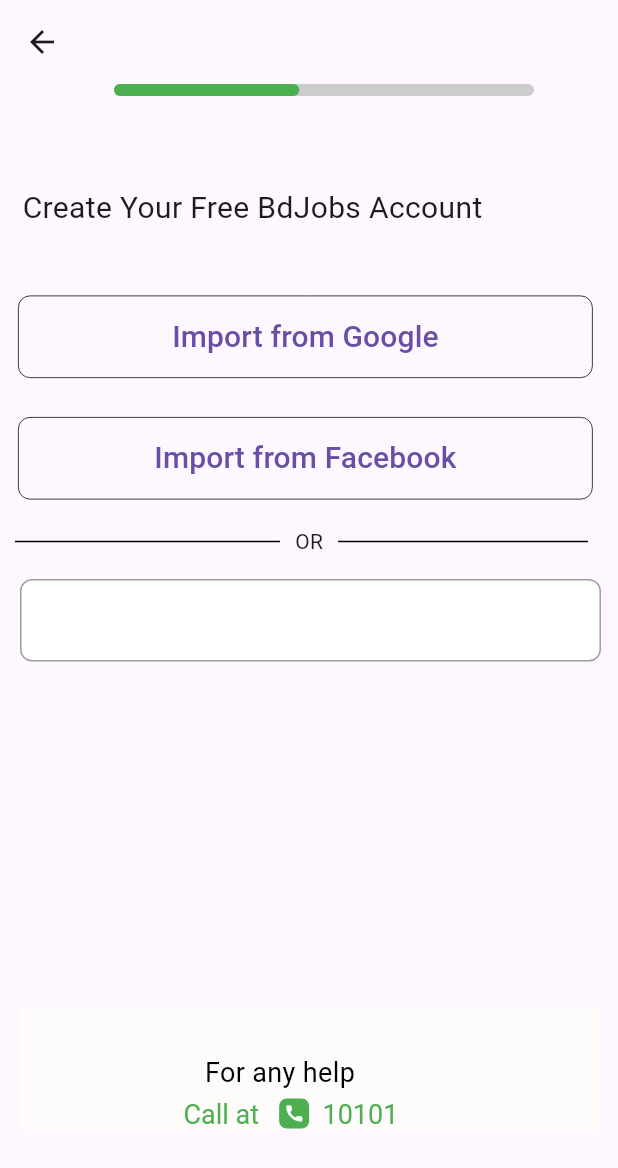
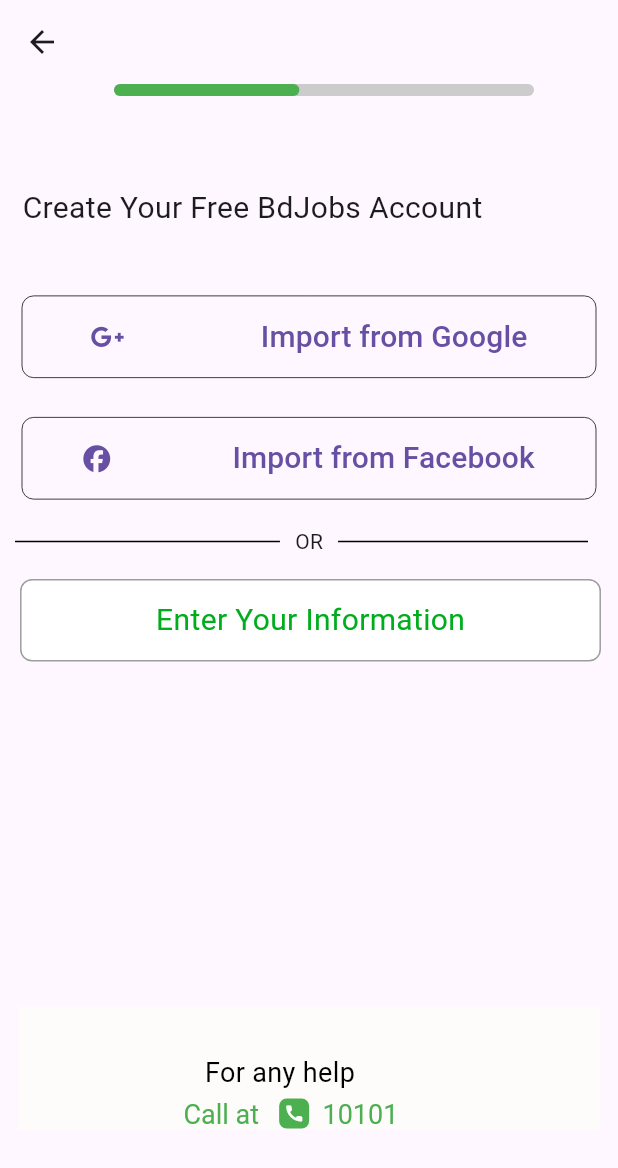
Before and after one commit to ArifHossain123/job_search, a Flutter app: the CreateAccount screen opened directly, after a tap on "Import from Google", on a phone screen of 412 x 824 dp. Shown: the top 1168 px of the screen. Run offline on Flutter 3.47's test engine with Material 3 defaults, Android fonts, the phone set to English and light mode, and no system bars; our stand-ins replace firebase_auth, firebase_core, font_awesome_flutter, google_sign_in; accounts and stored records are empty; network calls fail.

Commit message:
Create account

```diff
--- a/lib/create_account.dart
+++ b/lib/create_account.dart
@@ -1,5 +1,9 @@
 //import 'package:firebase_auth/firebase_auth.dart';
+import 'package:firebase_auth/firebase_auth.dart';
 import 'package:flutter/material.dart';
+import 'package:font_awesome_flutter/font_awesome_flutter.dart';
+import 'package:google_sign_in/google_sign_in.dart';
+import 'package:job_search/enter_information.dart';
 //import 'package:sign_in_button/sign_in_button.dart';
 
 class CreateAccount extends StatefulWidget {
@@ -11,6 +15,7 @@ class CreateAccount extends StatefulWidget {
 
 class _CreateAccountState extends State<CreateAccount> {
   Color _containerColor = Colors.white;
+  User? user;
   @override
   Widget build(BuildContext context) {
     final double height = MediaQuery.of(context).size.height;
@@ -56,7 +61,9 @@ class _CreateAccountState extends State<CreateAccount> {
                       ),
                     ],
                   ),
-                  const SizedBox(height: 45,),
+                  const SizedBox(
+                    height: 45,
+                  ),
                   const Padding(
                     padding: EdgeInsets.only(
                       left: 15,
@@ -82,8 +89,51 @@ class _CreateAccountState extends State<CreateAccount> {
                     children: [
                       Column(
                         children: [
-                          Row(
+                          TextButton(
+                            onPressed: () async {
+                              print('Button clicked');
+
+                              await signInWithGoogle().then((value) {
+                                setState(() {
+                                  user = value.user;
+                                });
+
+                                print(user!.displayName);
+                                print(user!.email);
+                              });
+                            },
+                            child: Container(
+                              height: 55,
+                              width: width * 0.93,
+                              decoration: BoxDecoration(
+                                borderRadius: BorderRadius.circular(
+                                  8,
+                                ),
+                                border: Border.all(
+                                  width: 0.5,
+                                  color: Colors.black,
+                                ),
+                              ),
+                              child: const Center(
+                                child: Row(
+                                  mainAxisAlignment:
+                                      MainAxisAlignment.spaceAround,
                                   children: [
+                                    FaIcon(FontAwesomeIcons.googlePlusG),
+                                    Text(
+                                      'Import from Google',
+                                      style: TextStyle(
+                                        fontSize: 20,
+                                      ),
+                                    ),
+                                  ],
+                                ),
+                              ),
+                            ),
+                          ),
+                          const SizedBox(
+                            height: 10,
+                          ),
                           TextButton(
                             onPressed: () {},
                             child: Container(
@@ -99,47 +149,21 @@ class _CreateAccountState extends State<CreateAccount> {
                                 ),
                               ),
                               child: const Center(
-                                    child: Text(
-                                      'Import from Google',
-                                      style: TextStyle(
-                                        fontSize: 20,
-                                      ),
-                                    ),
-                                  ),
-                                ),
-                              ),
-                            ],
-                          ),
-                          const SizedBox(
-                            height: 10,
-                          ),
-                          Row(
+                                child: Row(
+                                  mainAxisAlignment:
+                                      MainAxisAlignment.spaceAround,
                                   children: [
-                              TextButton(
-                                onPressed: () {},
-                                child: Container(
-                                  height: 55,
-                                  width: width * 0.93,
-                                  decoration: BoxDecoration(
-                                    borderRadius: BorderRadius.circular(
-                                      8,
-                                    ),
-                                    border: Border.all(
-                                      width: 0.5,
-                                      color: Colors.black,
-                                    ),
-                                  ),
-                                  child: const Center(
-                                    child: Text(
+                                    FaIcon(FontAwesomeIcons.facebook),
+                                    Text(
                                       'Import from Facebook',
                                       style: TextStyle(
                                         fontSize: 20,
                                       ),
                                     ),
+                                  ],
                                 ),
                               ),
                             ),
-                            ],
                           ),
                           //divider
                           Row(
@@ -180,8 +204,17 @@ class _CreateAccountState extends State<CreateAccount> {
                             padding: const EdgeInsets.only(left: 2),
                             child: InkWell(
                               onTap: () {
+                                Navigator.push(
+                                  context,
+                                  MaterialPageRoute(
+                                    builder: (context) =>
+                                        const EnterYourInformation(),
+                                  ),
+                                );
+
                                 setState(() {
-                                  _containerColor = Colors.black;
+                                  _containerColor =
+                                      Color.fromARGB(255, 0, 255, 81);
                                 });
                               },
                               child: Container(
@@ -200,7 +233,7 @@ class _CreateAccountState extends State<CreateAccount> {
                                     'Enter Your Information',
                                     style: TextStyle(
                                       fontSize: 20,
-                                      color: Colors.white,
+                                      color: Color.fromARGB(255, 0, 173, 29),
                                     ),
                                   ),
                                 ),
@@ -354,4 +387,22 @@ class _CreateAccountState extends State<CreateAccount> {
       ),
     );
   }
+
+  Future<UserCredential> signInWithGoogle() async {
+    // Trigger the authentication flow
+    final GoogleSignInAccount? googleUser = await GoogleSignIn().signIn();
+
+    // Obtain the auth details from the request
+    final GoogleSignInAuthentication? googleAuth =
+        await googleUser?.authentication;
+
+    // Create a new credential
+    final credential = GoogleAuthProvider.credential(
+      accessToken: googleAuth?.accessToken,
+      idToken: googleAuth?.idToken,
+    );
+
+    // Once signed in, return the UserCredential
+    return await FirebaseAuth.instance.signInWithCredential(credential);
   }
+}
--- a/lib/registration.dart
+++ b/lib/registration.dart
@@ -1,4 +1,6 @@
+//import 'package:firebase_auth/firebase_auth.dart';
 import 'package:flutter/material.dart';
+//import 'package:google_sign_in/google_sign_in.dart';
 import 'package:job_search/bd_jobs.dart';
 
 class AppRegistration extends StatefulWidget {
@@ -338,7 +340,9 @@ class _AppRegistrationState extends State<AppRegistration> {
       ),
     );
   }
+
 }
+
 
 class CustomClipPath extends CustomClipper<Path> {
   @override
--- a/pubspec.yaml
+++ b/pubspec.yaml
@@ -36,6 +36,9 @@ dependencies:
   # Use with the CupertinoIcons class for iOS style icons.
   cupertino_icons: ^1.0.2
   firebase_auth: ^4.17.8
+  font_awesome_flutter: ^10.7.0
+  firebase_core: ^2.27.0
+  google_sign_in: ^6.2.1
 
 dev_dependencies:
   flutter_test:
```
Also changed, not shown: lib/enter_information.dart (+17 -1 lines), lib/main.dart (+10 -1 lines), lib/firebase_options.dart (added), pubspec.lock, 8 other files. Lines whose indentation alone changed are shown as unchanged.
